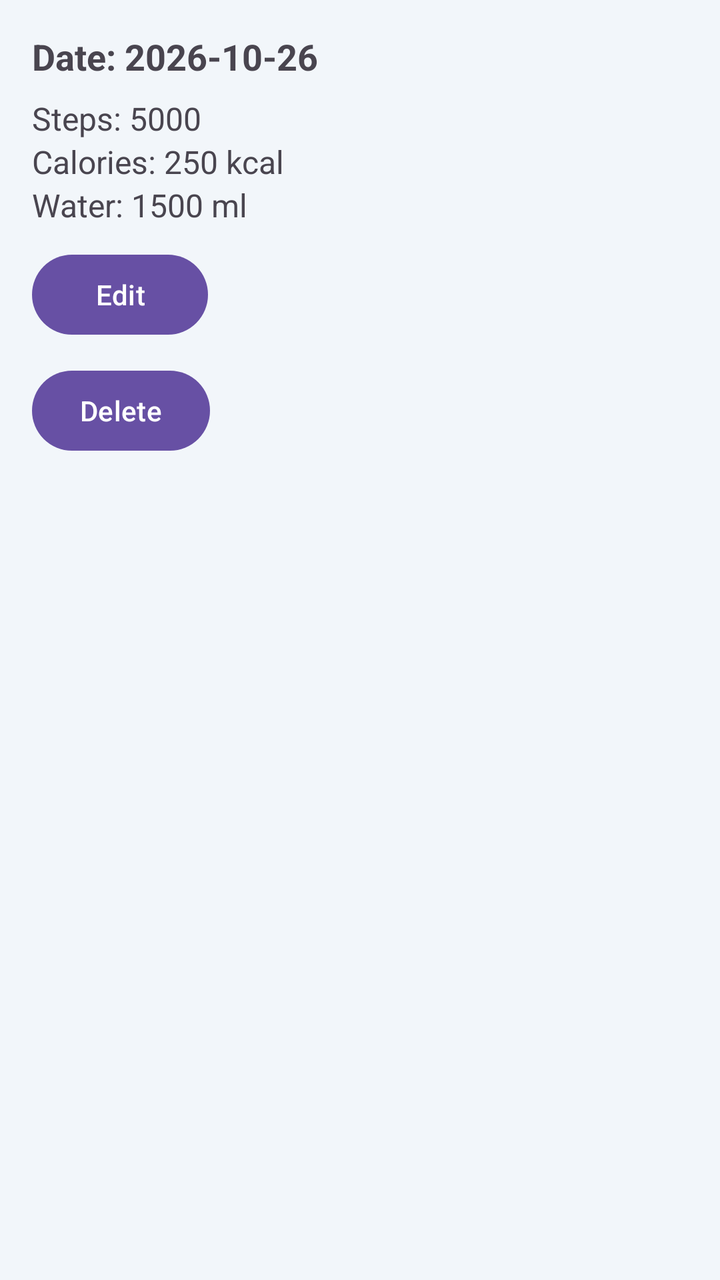
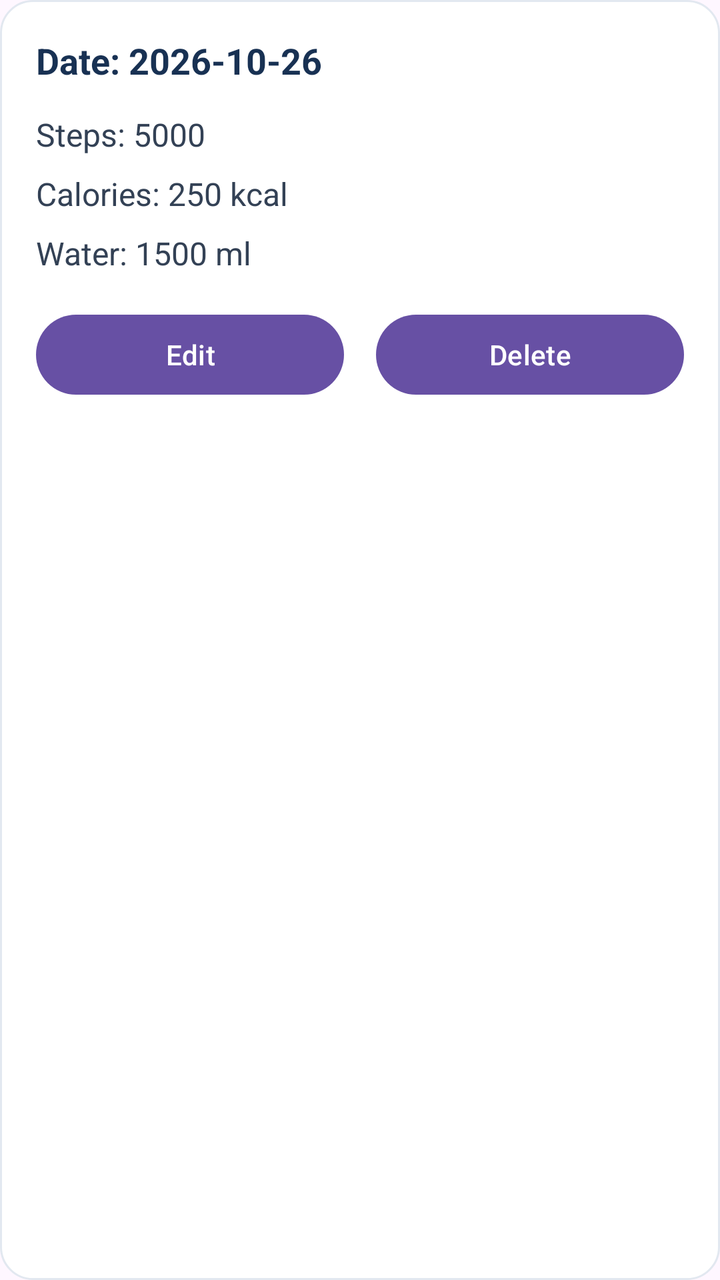

Screens rendered from an Android XML layout before and after an edit, with the pre-edit source and the edit as a unified diff.
<!-- AndroidManifest.xml: application theme Theme.HealthMate -->
<!-- res/layout/item_health_record.xml -->
<?xml version="1.0" encoding="utf-8"?>
<LinearLayout
    xmlns:android="http://schemas.android.com/apk/res/android"
    android:layout_width="match_parent"
    android:layout_height="wrap_content"
    android:orientation="vertical"
    android:padding="16dp"
    android:layout_marginBottom="8dp"
    android:background="#F2F6FA">

    <TextView
        android:id="@+id/tvRecordDate"
        android:layout_width="match_parent"
        android:layout_height="wrap_content"
        android:text="Date: 2026-10-26"
        android:textSize="18sp"
        android:textStyle="bold"
        android:layout_marginBottom="8dp"/>

    <TextView
        android:id="@+id/tvRecordSteps"
        android:layout_width="match_parent"
        android:layout_height="wrap_content"
        android:text="Steps: 5000"
        android:textSize="16sp"/>

    <TextView
        android:id="@+id/tvRecordCalories"
        android:layout_width="match_parent"
        android:layout_height="wrap_content"
        android:text="Calories: 250 kcal"
        android:textSize="16sp"/>

    <TextView
        android:id="@+id/tvRecordWater"
        android:layout_width="match_parent"
        android:layout_height="wrap_content"
        android:text="Water: 1500 ml"
        android:textSize="16sp"/>

    <Button
        android:id="@+id/btnEditRecord"
        android:layout_width="wrap_content"
        android:layout_height="wrap_content"
        android:text="Edit"
        android:layout_marginTop="10dp" />

    <Button
        android:id="@+id/btnDeleteRecord"
        android:layout_width="wrap_content"
        android:layout_height="wrap_content"
        android:text="Delete"
        android:layout_marginTop="10dp"/>


</LinearLayout>
<!-- resources referenced by this layout -->
<resources>
  <style name="Theme.HealthMate" parent="Base.Theme.HealthMate" />
  <style name="Base.Theme.HealthMate" parent="Theme.Material3.DayNight.NoActionBar">
          
          
      </style>
</resources>

<!-- the commit's change to res/layout/item_health_record.xml (unified diff, before → after) -->
@@ -1,13 +1,15 @@
-<?xml version="1.0" encoding="utf-8"?>
 <LinearLayout
     xmlns:android="http://schemas.android.com/apk/res/android"
+    android:layout_marginStart="12dp"
+    android:layout_marginEnd="12dp"
     android:layout_width="match_parent"
     android:layout_height="wrap_content"
     android:orientation="vertical"
-    android:padding="16dp"
-    android:layout_marginBottom="8dp"
-    android:background="#F2F6FA">
+    android:padding="18dp"
+    android:layout_marginBottom="12dp"
+    android:background="@drawable/bg_summary_card">
 
+    
     <TextView
         android:id="@+id/tvRecordDate"
         android:layout_width="match_parent"
@@ -15,42 +17,63 @@
         android:text="Date: 2026-10-26"
         android:textSize="18sp"
         android:textStyle="bold"
-        android:layout_marginBottom="8dp"/>
+        android:textColor="#183153"
+        android:layout_marginBottom="14dp" />
 
+    
     <TextView
         android:id="@+id/tvRecordSteps"
         android:layout_width="match_parent"
         android:layout_height="wrap_content"
         android:text="Steps: 5000"
-        android:textSize="16sp"/>
+        android:textSize="16sp"
+        android:textColor="#334155"
+        android:layout_marginBottom="8dp" />
 
+    
     <TextView
         android:id="@+id/tvRecordCalories"
         android:layout_width="match_parent"
         android:layout_height="wrap_content"
         android:text="Calories: 250 kcal"
-        android:textSize="16sp"/>
+        android:textSize="16sp"
+        android:textColor="#334155"
+        android:layout_marginBottom="8dp" />
 
+    
     <TextView
         android:id="@+id/tvRecordWater"
         android:layout_width="match_parent"
         android:layout_height="wrap_content"
         android:text="Water: 1500 ml"
-        android:textSize="16sp"/>
+        android:textSize="16sp"
+        android:textColor="#334155"
+        android:layout_marginBottom="16dp" />
 
-    <Button
-        android:id="@+id/btnEditRecord"
-        android:layout_width="wrap_content"
+    
+    <LinearLayout
+        android:layout_width="match_parent"
         android:layout_height="wrap_content"
-        android:text="Edit"
-        android:layout_marginTop="10dp" />
+        android:orientation="horizontal">
 
-    <Button
-        android:id="@+id/btnDeleteRecord"
-        android:layout_width="wrap_content"
-        android:layout_height="wrap_content"
-        android:text="Delete"
-        android:layout_marginTop="10dp"/>
+        <Button
+            android:id="@+id/btnEditRecord"
+            android:layout_width="0dp"
+            android:layout_height="wrap_content"
+            android:layout_weight="1"
+            android:text="Edit"
+            android:textAllCaps="false"
+            android:layout_marginEnd="8dp" />
 
+        <Button
+            android:id="@+id/btnDeleteRecord"
+            android:layout_width="0dp"
+            android:layout_height="wrap_content"
+            android:layout_weight="1"
+            android:text="Delete"
+            android:textAllCaps="false"
+            android:layout_marginStart="8dp" />
+
+    </LinearLayout>
 
 </LinearLayout>
<!-- resource entries referenced after the edit -->
@@ -1,5 +1,19 @@
 <!-- resources referenced by this layout -->
 <resources>
+  <!-- drawable bg_summary_card (drawable) -->
+  <?xml version="1.0" encoding="utf-8"?>
+  <shape xmlns:android="http://schemas.android.com/apk/res/android"
+      android:shape="rectangle">
+  
+      <solid android:color="#FFFFFF" />
+  
+      <corners android:radius="16dp" />
+  
+      <stroke
+          android:width="1dp"
+          android:color="#E2E8F0" />
+  
+  </shape>
   <style name="Theme.HealthMate" parent="Base.Theme.HealthMate" />
   <style name="Base.Theme.HealthMate" parent="Theme.Material3.DayNight.NoActionBar">
           
